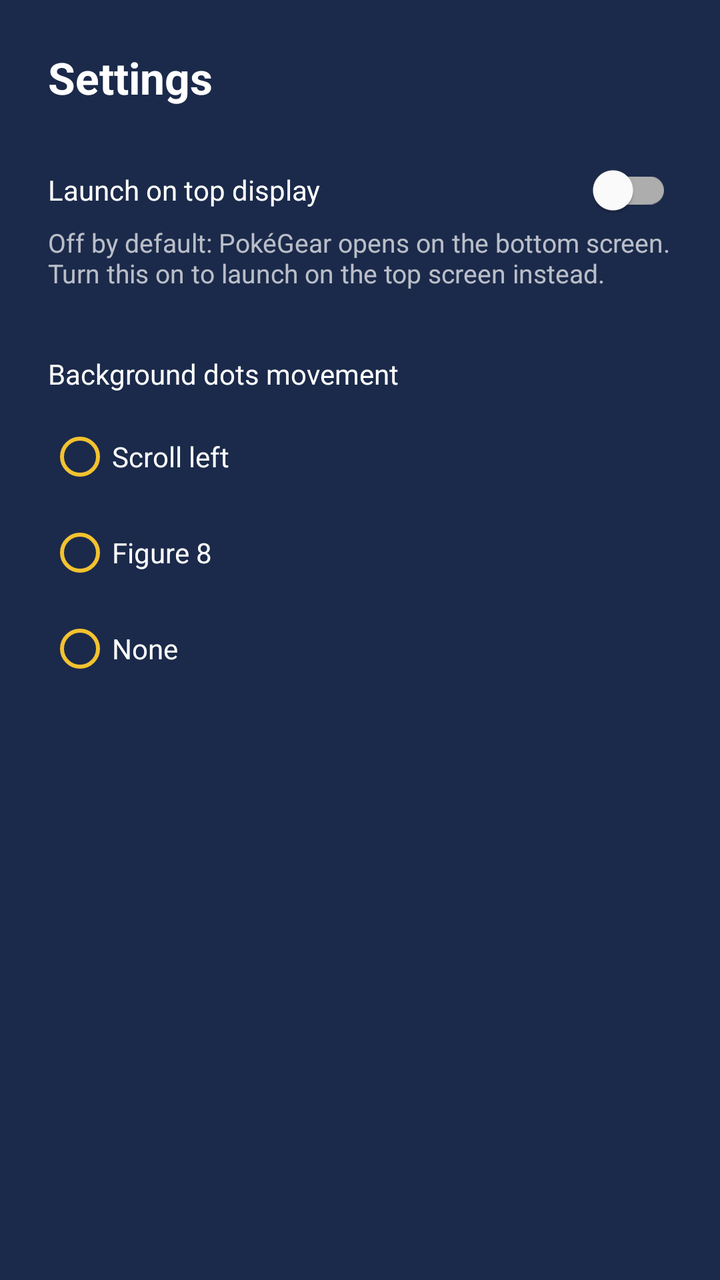
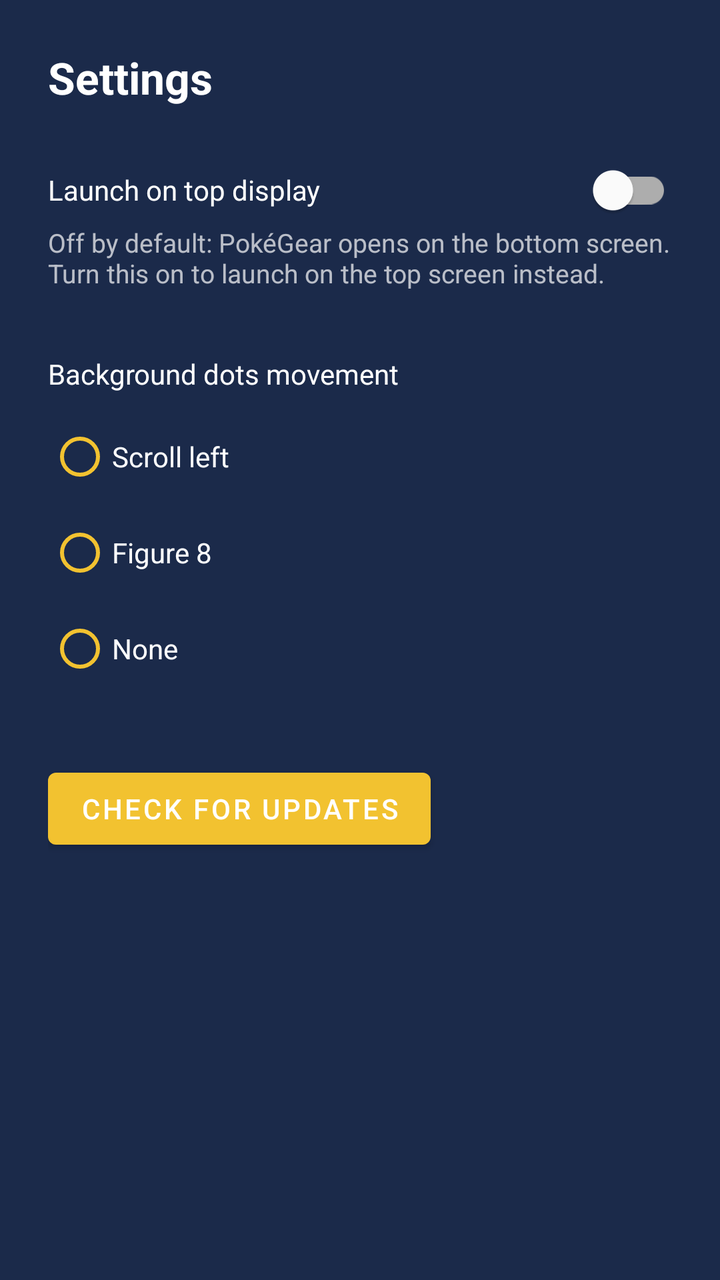

Compare the two renders of this Android layout. The source of the first and the diff that turns it into the second are given below.
<!-- AndroidManifest.xml: application theme Theme.PGearHS -->
<!-- res/layout/activity_settings.xml -->
<?xml version="1.0" encoding="utf-8"?>
<androidx.constraintlayout.widget.ConstraintLayout xmlns:android="http://schemas.android.com/apk/res/android"
    xmlns:app="http://schemas.android.com/apk/res-auto"
    android:layout_width="match_parent"
    android:layout_height="match_parent"
    android:background="@color/johtoBackground"
    android:padding="24dp">

    <TextView
        android:id="@+id/settingsHeader"
        android:layout_width="wrap_content"
        android:layout_height="wrap_content"
        android:text="@string/settings_title"
        android:textColor="@color/johtoOnBackground"
        android:textSize="22sp"
        android:textStyle="bold"
        app:layout_constraintStart_toStartOf="parent"
        app:layout_constraintTop_toTopOf="parent" />

    <TextView
        android:id="@+id/preferTopDisplayLabel"
        android:layout_width="0dp"
        android:layout_height="wrap_content"
        android:layout_marginTop="32dp"
        android:layout_marginEnd="16dp"
        android:text="@string/prefer_top_display_label"
        android:textColor="@color/johtoOnBackground"
        app:layout_constraintEnd_toStartOf="@id/preferTopDisplaySwitch"
        app:layout_constraintStart_toStartOf="parent"
        app:layout_constraintTop_toBottomOf="@id/settingsHeader" />

    <com.google.android.material.switchmaterial.SwitchMaterial
        android:id="@+id/preferTopDisplaySwitch"
        android:layout_width="wrap_content"
        android:layout_height="wrap_content"
        app:layout_constraintBottom_toBottomOf="@id/preferTopDisplayLabel"
        app:layout_constraintEnd_toEndOf="parent"
        app:layout_constraintTop_toTopOf="@id/preferTopDisplayLabel" />

    <TextView
        android:id="@+id/preferTopDisplayHint"
        android:layout_width="0dp"
        android:layout_height="wrap_content"
        android:layout_marginTop="8dp"
        android:alpha="0.7"
        android:text="@string/prefer_top_display_hint"
        android:textColor="@color/johtoOnBackground"
        android:textSize="13sp"
        app:layout_constraintEnd_toEndOf="parent"
        app:layout_constraintStart_toStartOf="parent"
        app:layout_constraintTop_toBottomOf="@id/preferTopDisplayLabel" />

    <TextView
        android:id="@+id/menuBackgroundMovementLabel"
        android:layout_width="0dp"
        android:layout_height="wrap_content"
        android:layout_marginTop="32dp"
        android:text="@string/menu_background_movement_label"
        android:textColor="@color/johtoOnBackground"
        app:layout_constraintEnd_toEndOf="parent"
        app:layout_constraintStart_toStartOf="parent"
        app:layout_constraintTop_toBottomOf="@id/preferTopDisplayHint" />

    <RadioGroup
        android:id="@+id/menuBackgroundMovementGroup"
        android:layout_width="wrap_content"
        android:layout_height="wrap_content"
        android:layout_marginTop="8dp"
        app:layout_constraintStart_toStartOf="parent"
        app:layout_constraintTop_toBottomOf="@id/menuBackgroundMovementLabel">

        <RadioButton
            android:id="@+id/movementOptionLeft"
            android:layout_width="wrap_content"
            android:layout_height="wrap_content"
            android:buttonTint="@color/johtoAccent"
            android:text="@string/menu_background_movement_left"
            android:textColor="@color/johtoOnBackground" />

        <RadioButton
            android:id="@+id/movementOptionFigureEight"
            android:layout_width="wrap_content"
            android:layout_height="wrap_content"
            android:buttonTint="@color/johtoAccent"
            android:text="@string/menu_background_movement_figure_eight"
            android:textColor="@color/johtoOnBackground" />

        <RadioButton
            android:id="@+id/movementOptionNone"
            android:layout_width="wrap_content"
            android:layout_height="wrap_content"
            android:buttonTint="@color/johtoAccent"
            android:text="@string/menu_background_movement_none"
            android:textColor="@color/johtoOnBackground" />

    </RadioGroup>

</androidx.constraintlayout.widget.ConstraintLayout>
<!-- resources referenced by this layout -->
<resources>
  <color name="johtoAccent">#F2C230</color>
  <color name="johtoBackground">#1B2A4A</color>
  <color name="johtoOnBackground">#FFFFFF</color>
  <string name="menu_background_movement_figure_eight">Figure 8</string>
  <string name="menu_background_movement_label">Background dots movement</string>
  <string name="menu_background_movement_left">Scroll left</string>
  <string name="menu_background_movement_none">None</string>
  <string name="prefer_top_display_hint">Off by default: PokéGear opens on the bottom screen. Turn this on to launch on the top screen instead.</string>
  <string name="prefer_top_display_label">Launch on top display</string>
  <string name="settings_title">Settings</string>
  <style name="Theme.PGearHS" parent="Theme.MaterialComponents.DayNight.NoActionBar">
          <item name="colorPrimary">@color/johtoAccent</item>
          <item name="colorPrimaryDark">@color/johtoBackground</item>
          <item name="colorAccent">@color/johtoAccent</item>
          <item name="android:windowBackground">@color/johtoBackground</item>
          <item name="android:statusBarColor" tools:targetApi="l">@color/johtoBackground</item>
      </style>
</resources>

<!-- the commit's change to res/layout/activity_settings.xml (unified diff, before → after) -->
@@ -95,4 +95,13 @@
 
     </RadioGroup>
 
+    <Button
+        android:id="@+id/checkForUpdatesButton"
+        android:layout_width="wrap_content"
+        android:layout_height="wrap_content"
+        android:layout_marginTop="32dp"
+        android:text="@string/check_for_updates"
+        app:layout_constraintStart_toStartOf="parent"
+        app:layout_constraintTop_toBottomOf="@id/menuBackgroundMovementGroup" />
+
 </androidx.constraintlayout.widget.ConstraintLayout>
<!-- resource entries referenced after the edit -->
@@ -3,6 +3,7 @@
   <color name="johtoAccent">#F2C230</color>
   <color name="johtoBackground">#1B2A4A</color>
   <color name="johtoOnBackground">#FFFFFF</color>
+  <string name="check_for_updates">Check for updates</string>
   <string name="menu_background_movement_figure_eight">Figure 8</string>
   <string name="menu_background_movement_label">Background dots movement</string>
   <string name="menu_background_movement_left">Scroll left</string>
